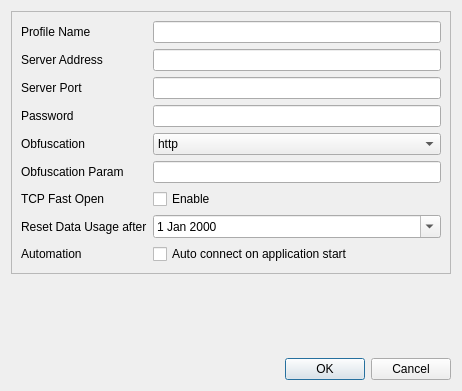
Trojan-Qt5/Trojan-Qt5, file ui/snelleditdialog.ui: the form before one commit.
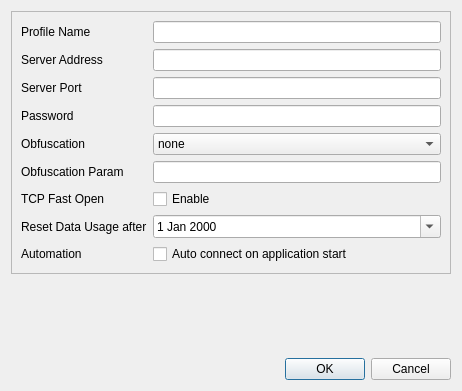
The form after the commit.

```diff
--- a/ui/snelleditdialog.ui
+++ b/ui/snelleditdialog.ui
@@ -101,6 +101,11 @@
           <verstretch>0</verstretch>
          </sizepolicy>
         </property>
+        <item>
+         <property name="text">
+          <string>none</string>
+         </property>
+        </item>
         <item>
          <property name="text">
           <string>http</string>
```
